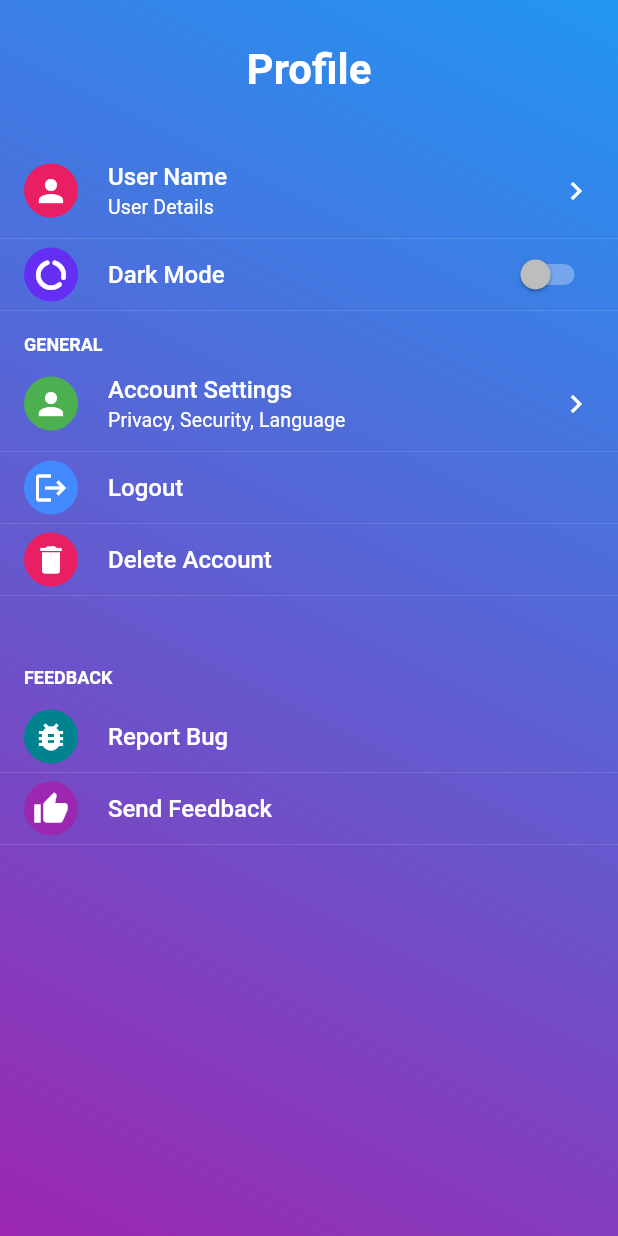
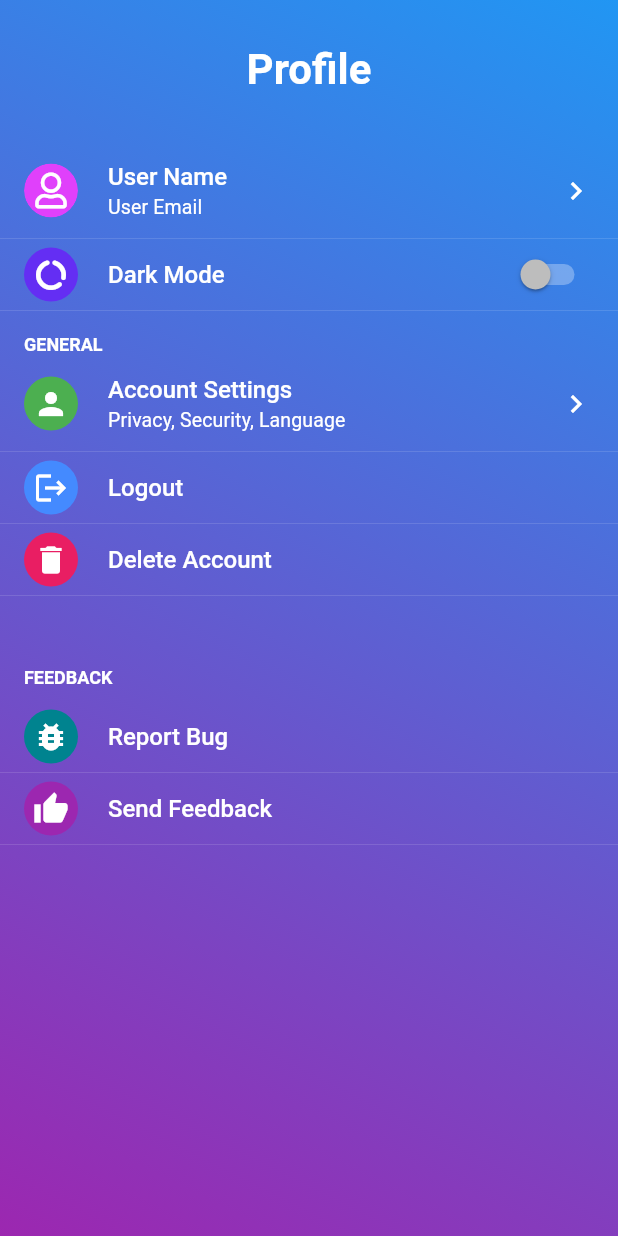
Before and after one commit to carolinemmcg2020/learn_tagalog, a Flutter app: the Profile screen opened directly, on a phone screen of 412 x 824 dp. Run offline on Flutter 3.47's test engine with Material 2 defaults, Android fonts, the phone set to English and light mode, and no system bars; drawn by our look-alikes of flutter_settings_screens; our stand-ins replace avatar_glow, cloud_firestore, firebase_auth, firebase_core, font_awesome_flutter, google_sign_in and 1 more; accounts and stored records are empty.

Commit message:
Google Sign-in fixed iOS and fetched user profile pic, email and name.

```diff
--- a/lib/layout/header_page.dart
+++ b/lib/layout/header_page.dart
@@ -1,49 +1,94 @@
 import 'package:flutter/material.dart';
 import 'package:flutter_settings_screens/flutter_settings_screens.dart';
+import 'package:font_awesome_flutter/font_awesome_flutter.dart';
 import 'package:learn_tagalog/layout/icon_widget.dart';
+import 'package:learn_tagalog/models/loginusermodel.dart';
+import 'package:learn_tagalog/services/loginservice.dart';
+import 'package:provider/provider.dart';
 
-class HeaderPage extends StatelessWidget{
-
+class HeaderPage extends StatelessWidget {
   static const keyDarkMode = 'key-dark-mode';
 
+  bool showProfilePic;
+
+  HeaderPage({this.showProfilePic});
+
   @override
-  Widget build(BuildContext context) => Column(
+  Widget build(BuildContext context) =>
+      Column(
         children: [
           buildHeader(),
-      const SizedBox(height: 32,),
+          const SizedBox(
+            height: 32,
+          ),
           buildUser(context),
           buildDarkMode(),
         ],
       );
 
-
-  Widget buildDarkMode() => SwitchSettingsTile(
+  Widget buildDarkMode() =>
+      SwitchSettingsTile(
         settingKey: keyDarkMode,
         leading: IconWidget(
           icon: Icons.data_usage_rounded,
           color: Color(0xFF642ef3),
         ),
         title: 'Dark Mode',
-    onChange: (_){},
+        onChange: (_) {},
       );
 
-  Widget buildUser(BuildContext context) => SimpleSettingsTile(
-    title: "User Name",
-    subtitle: 'User Details',
-    leading: IconWidget(icon: Icons.person, color: Colors.pink,),
-    onTap: () => ScaffoldMessenger.of(context).showSnackBar(
+  Widget buildUser(BuildContext context) {
+    final LoginService loginService =
+    Provider.of<LoginService>(context, listen: false);
+
+    LoginUserModel userModel = loginService.loggedInUserModel;
+
+    String imgPath = userModel != null ? userModel.photoUrl : '';
+    String userName = userModel != null ? userModel.displayName : '';
+    String userEmail = userModel != null ? userModel.email : '';
+
+    bool showUserMapBadge = userName.isNotEmpty && userEmail.isNotEmpty;
+
+    return this.showProfilePic && imgPath.isNotEmpty && showUserMapBadge
+        ? SimpleSettingsTile(
+      title: userName,
+      subtitle: userEmail,
+      leading: ClipOval(
+        child: Image.network(imgPath),
+      ),
+      onTap: () =>
+          ScaffoldMessenger.of(context).showSnackBar(
             const SnackBar(
               content: Text('Clicked User Profile'),
             ),
           ),
       child: SettingsScreen(
-      children: [
-        buildUserDetails(context)
-      ],
+        children: [buildUserDetails(context)],
+      ),
+    )
+        : SimpleSettingsTile(
+      title: 'User Name',
+      subtitle: 'User Email',
+      leading: ClipOval(
+        child: IconWidget(
+          icon: FontAwesomeIcons.user,
+          color: Colors.purpleAccent,
+        ),
+      ),
+      onTap: () =>
+          ScaffoldMessenger.of(context).showSnackBar(
+            const SnackBar(
+              content: Text('Clicked User Profile'),
+            ),
+          ),
+      child: SettingsScreen(
+        children: [buildUserDetails(context)],
       ),
     );
+  }
 
-  Widget buildHeader() => Center(
+  Widget buildHeader() =>
+      Center(
         child: Text(
           'Profile',
           style: TextStyle(
@@ -51,14 +96,18 @@ class HeaderPage extends StatelessWidget{
             fontWeight: FontWeight.bold,
           ),
         ),
-
       );
 
-  Widget buildUserDetails(BuildContext context) => SimpleSettingsTile(
+  Widget buildUserDetails(BuildContext context) =>
+      SimpleSettingsTile(
         title: 'User Details',
         subtitle: '',
-    leading: IconWidget(icon: Icons.book, color: Colors.blue,),
-    onTap: () => ScaffoldMessenger.of(context).showSnackBar(
+        leading: IconWidget(
+          icon: Icons.book,
+          color: Colors.blue,
+        ),
+        onTap: () =>
+            ScaffoldMessenger.of(context).showSnackBar(
               const SnackBar(
                 content: Text('Clicked User Details'),
               ),
--- a/lib/screens/profile.dart
+++ b/lib/screens/profile.dart
@@ -5,11 +5,15 @@ import 'package:learn_tagalog/layout/header_page.dart';
 import 'package:learn_tagalog/layout/icon_widget.dart';
 
 class Profile extends StatefulWidget {
+
+  bool showProfilePic = true;
+
   @override
   _ProfileState createState() => _ProfileState();
 }
 
 class _ProfileState extends State<Profile> {
+
   @override
   Widget build(BuildContext context) {
     return Scaffold(
@@ -27,7 +31,7 @@ class _ProfileState extends State<Profile> {
               SettingsGroup(
                 title: '',
                 children: <Widget>[
-                  HeaderPage(),
+                  HeaderPage(showProfilePic: widget.showProfilePic,),
                 ],
               ),
               SettingsGroup(
--- a/lib/widgets/lessoncard.dart
+++ b/lib/widgets/lessoncard.dart
@@ -5,7 +5,7 @@ class LessonCard extends StatelessWidget {
   Function onCardClick;
   Category lesson;
 
-  LessonCard({this.lesson, this.onCardClick});
+  LessonCard({ this.lesson,  this.onCardClick});
 
   @override
   Widget build(BuildContext context) {
```
Also changed, not shown: lib/screens/welcomepage.dart (+70 -40 lines), 7 other files. Lines whose indentation alone changed are shown as unchanged.
